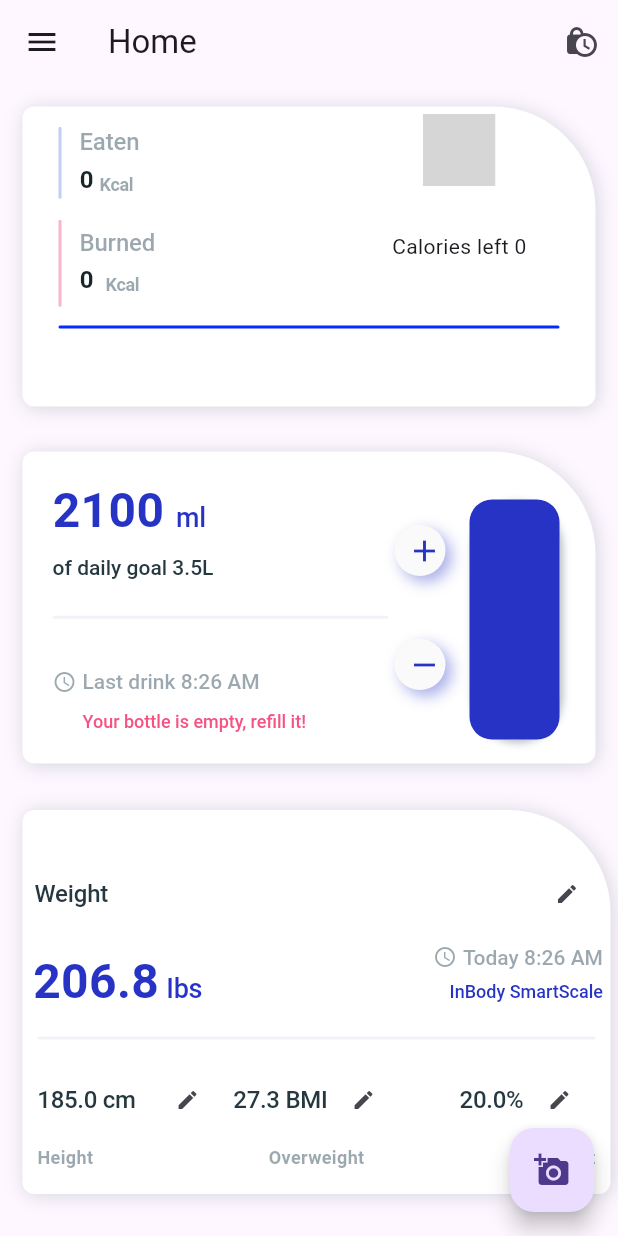
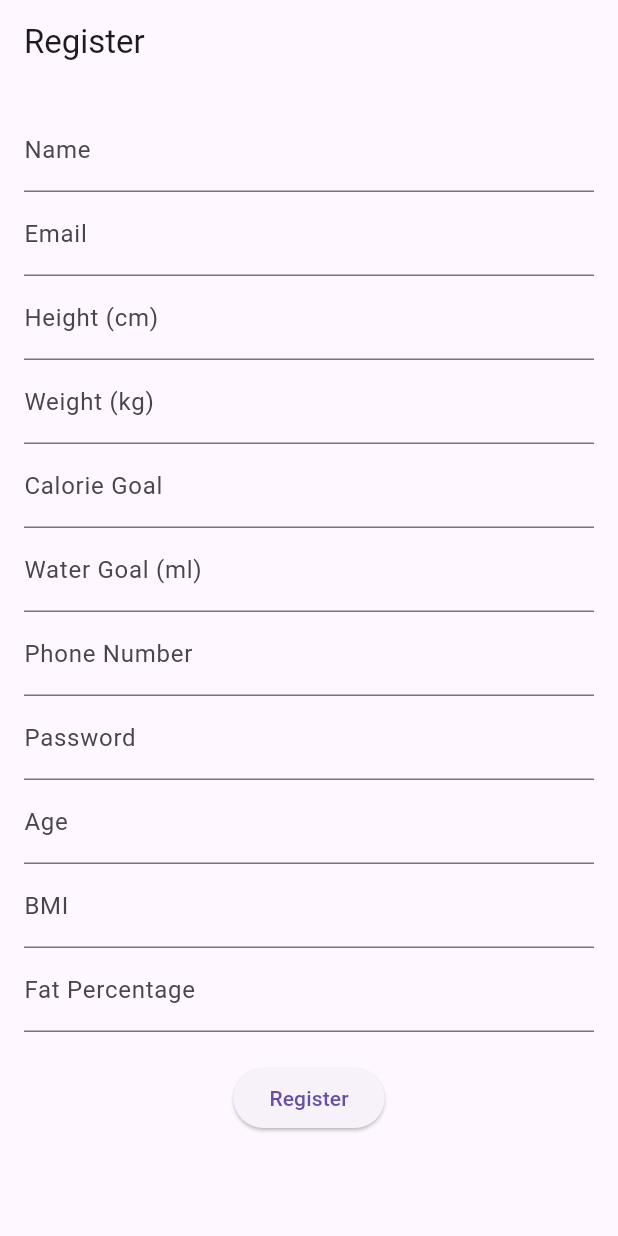
Before and after one commit to VishalVinayRam/Fitness-monitoring-system, a Flutter app: the screen it shows after launch, on a phone screen of 412 x 824 dp. Run offline on Flutter 3.47's test engine with Material 3 defaults, Android fonts, the phone set to English and light mode, and no system bars; our stand-ins replace cloud_firestore, firebase_auth, flutter_local_notifications, image_picker, pedometer, shared_preferences and 2 more; missing offline and left inert: gauge_indicator; accounts and stored records are empty; grey boxes are pictures that could not be loaded.

Commit message:
post_testing

```diff
--- a/lib/login_screen.dart
+++ b/lib/login_screen.dart
@@ -1,237 +1,207 @@
 import 'package:flutter/material.dart';
-import 'package:flutter/widgets.dart';
-import 'package:management/Reminder.dart';
-import 'package:management/capture_screen.dart';
+import 'package:firebase_auth/firebase_auth.dart';
+import 'package:cloud_firestore/cloud_firestore.dart';
 import 'package:management/homescreen.dart';
 import 'package:management/models/Userdate.dart';
-import 'package:management/profle.dart';
-import 'package:management/widgets/Body_measurement.dart';
-import 'package:management/widgets/Hero_section.dart';
-import 'package:management/widgets/Water.dart';
 import 'package:shared_preferences/shared_preferences.dart';
-import 'dart:convert';
-import 'models/photo.dart';
+import 'package:uuid/uuid.dart';
 
-class MainScreen extends StatefulWidget {
+class RegisterScreen extends StatefulWidget {
   @override
-  _MainScreenState createState() => _MainScreenState();
+  _RegisterScreenState createState() => _RegisterScreenState();
 }
 
-class _MainScreenState extends State<MainScreen> with SingleTickerProviderStateMixin {
-  List<Photo> _photos = [];
-  DateTime _selectedDate = DateTime.now();
-  int _totalCaloriesConsumed = 0;
-  int _totalCaloriesReduced = 0;
-  late TabController _tabController;
-GlobalData global = GlobalData();
+class _RegisterScreenState extends State<RegisterScreen> {
+  final GlobalData globalData = GlobalData();
+  final _formKey = GlobalKey<FormState>();
+  final TextEditingController _nameController = TextEditingController();
+  final TextEditingController _emailController = TextEditingController();
+  final TextEditingController _heightController = TextEditingController();
+  final TextEditingController _weightController = TextEditingController();
+  final TextEditingController _calorieGoalController = TextEditingController();
+  final TextEditingController _waterGoalController = TextEditingController();
+  final TextEditingController _numberController = TextEditingController();
+  final TextEditingController _passwordController = TextEditingController();
+  final TextEditingController _ageController = TextEditingController();
+  final TextEditingController _bmiController = TextEditingController();
+  final TextEditingController _fatController = TextEditingController();
 
-  @override
-  void initState() {
-    super.initState();
-      _tabController = TabController(length: 3, vsync: this);
+  Future<void> _register() async {
+    if (_formKey.currentState!.validate()) {
+      try {
+        // Register with Firebase Authentication
+        UserCredential userCredential = await FirebaseAuth.instance.createUserWithEmailAndPassword(
+          email: _emailController.text,
+          password: _passwordController.text,
+        );
 
-    _loadPhotos();
+        // Generate a unique user ID
+        var uuid = Uuid();
+        String userId = uuid.v4();
+
+        // Check if the userId already exists
+        bool userExists = await _checkUserExists(userId);
+        while (userExists) {
+          userId = uuid.v4();
+          userExists = await _checkUserExists(userId);
         }
 
-  Future<void> _loadPhotos() async {
-    final prefs = await SharedPreferences.getInstance();
-    final photosString = prefs.getString('photos');
-    if (photosString != null) {
-      final List<Photo> photos = photosFromJson(photosString);
-      setState(() {
-        _photos = photos;
+        // Save data to GlobalData and SharedPreferences
+        globalData.name = _nameController.text;
+        globalData.height = double.parse(_heightController.text);
+        globalData.weight = double.parse(_weightController.text);
+        globalData.calorieGoal = int.parse(_calorieGoalController.text);
+        globalData.waterGoal = int.parse(_waterGoalController.text);
+        globalData.number = int.parse(_numberController.text);
+        globalData.email = _emailController.text;
+        globalData.password = _passwordController.text;
+        globalData.age = int.parse(_ageController.text);
+        globalData.bmi = double.parse(_bmiController.text);
+        globalData.fat = double.parse(_fatController.text);
+
+        await globalData.init(); // Refresh data from shared preferences
+
+        // Save the user details to Firestore
+        await FirebaseFirestore.instance.collection('users').doc(userId).set({
+          'name': globalData.name,
+          'height': globalData.height,
+          'weight': globalData.weight,
+          'calorieGoal': globalData.calorieGoal,
+          'waterGoal': globalData.waterGoal,
+          'number': globalData.number,
+          'email': globalData.email,
+          'password': globalData.password,
+          'age': globalData.age,
+          'bmi': globalData.bmi,
+          'fat': globalData.fat,
         });
-      _updateCalorieCount();
+
+        // Navigate to the next screen or show a success message
+        Navigator.pushReplacement(
+          context,
+          MaterialPageRoute(builder: (context) => HomeScreen()),
+        );
+      } on FirebaseAuthException catch (e) {
+        if (e.code == 'weak-password') {
+          _showError('The password provided is too weak.');
+        } else if (e.code == 'email-already-in-use') {
+          _showError('The account already exists for that email.');
+        }
+      } catch (e) {
+        _showError('An error occurred. Please try again.');
+      }
     }
   }
 
-  void _updateCalorieCount() {
-    int consumed = 0;
-    int reduced = 0;
-    for (var photo in _photos) {
-      if (photo.date.toString()==_selectedDate) {
-        if (photo.category == 'Food') {
-          consumed += photo.calories??0;
-        } else if (photo.category == 'Exercise') {
-          reduced += photo.calories??0;
-        }
-      }
-    }
-    setState(() {
-      _totalCaloriesConsumed = consumed;
-      _totalCaloriesReduced = reduced;
-    });
+  Future<bool> _checkUserExists(String userId) async {
+    DocumentSnapshot doc = await FirebaseFirestore.instance.collection('users').doc(userId).get();
+    return doc.exists;
   }
 
-  List<Photo> getPhotosForDate(DateTime date) {
-    return _photos.where((photo) => photo.date.toString()==_selectedDate).toList();
-  }
-
-  Future<void> _selectDate(BuildContext context) async {
-    final DateTime? picked = await showDatePicker(
+  void _showError(String message) {
+    showDialog(
       context: context,
-      initialDate: _selectedDate,
-      firstDate: DateTime(2015, 8),
-      lastDate: DateTime.now(),
+      builder: (context) => AlertDialog(
+        title: Text('Error'),
+        content: Text(message),
+        actions: [
+          TextButton(
+            onPressed: () => Navigator.of(context).pop(),
+            child: Text('OK'),
+          ),
+        ],
+      ),
     );
-    if (picked != null && picked != _selectedDate) {
-      setState(() {
-        _selectedDate = picked;
-      });
-      _updateCalorieCount();
-    }
   }
 
   @override
   Widget build(BuildContext context) {
-    List<Photo> filteredPhotos = getPhotosForDate(_selectedDate);
-
     return Scaffold(
       appBar: AppBar(
-        actions: [
-          IconButton(onPressed:(){ Navigator.push(context,MaterialPageRoute(builder: (context)=>ReminderScreen()));}, icon: Icon(Icons.lock_clock))
-        ],
-        title: Text('Home'),
+        title: Text('Register'),
       ),
-      drawer: Drawer(
-        child: ListView(
-          padding: EdgeInsets.zero,
+      body: Padding(
+        padding: EdgeInsets.all(16.0),
+        child: Form(
+          key: _formKey,
+          child: SingleChildScrollView(
+            child: Column(
               children: <Widget>[
-            DrawerHeader(child:
-            Text(
-              global.name
-            )),
-            SizedBox(
-              height: MediaQuery.of(context).size.height*.12,
-              child: Container(
+                TextFormField(
+                  controller: _nameController,
+                  decoration: InputDecoration(labelText: 'Name'),
+                  validator: (value) => value!.isEmpty ? 'Please enter your name' : null,
                 ),
+                TextFormField(
+                  controller: _emailController,
+                  decoration: InputDecoration(labelText: 'Email'),
+                  keyboardType: TextInputType.emailAddress,
+                  validator: (value) => value!.isEmpty ? 'Please enter your email' : null,
                 ),
-             ListTile(
-              leading: Icon(Icons.home),
-              title: Text('Home'),
-              onTap: () {
-                Navigator.pop(context);
-                Navigator.push(
-                  context,
-                  MaterialPageRoute(builder: (context) => HomeScreen()),
-                );
-              },
+                TextFormField(
+                  controller: _heightController,
+                  decoration: InputDecoration(labelText: 'Height (cm)'),
+                  keyboardType: TextInputType.number,
+                  validator: (value) => value!.isEmpty ? 'Please enter your height' : null,
                 ),
-            ListTile(
-              leading: Icon(Icons.lock_clock),
-              title: Text('Reminder'),
-              onTap: () {
-                Navigator.pop(context);
-                Navigator.push(
-                  context,
-                  MaterialPageRoute(builder: (context) => ReminderScreen()),
-                );
-              },
+                TextFormField(
+                  controller: _weightController,
+                  decoration: InputDecoration(labelText: 'Weight (kg)'),
+                  keyboardType: TextInputType.number,
+                  validator: (value) => value!.isEmpty ? 'Please enter your weight' : null,
                 ),
-            ListTile(
-              leading: Icon(Icons.camera),
-              title: Text('Capture'),
-              onTap: () {
-                Navigator.pop(context);
-                Navigator.push(
-                  context,
-                  MaterialPageRoute(builder: (context) => CaptureScreen()),
-                );
-              },
+                TextFormField(
+                  controller: _calorieGoalController,
+                  decoration: InputDecoration(labelText: 'Calorie Goal'),
+                  keyboardType: TextInputType.number,
+                  validator: (value) => value!.isEmpty ? 'Please enter your calorie goal' : null,
                 ),
-            ListTile(
-              leading: Icon(Icons.supervised_user_circle),
-              title: Text('Profile'),
-              onTap: () {
-                Navigator.pop(context);
-                Navigator.push(
-                  context,
-                  MaterialPageRoute(builder: (context) => ProfileScreen()),
-                );
-              },
+                TextFormField(
+                  controller: _waterGoalController,
+                  decoration: InputDecoration(labelText: 'Water Goal (ml)'),
+                  keyboardType: TextInputType.number,
+                  validator: (value) => value!.isEmpty ? 'Please enter your water goal' : null,
+                ),
+                TextFormField(
+                  controller: _numberController,
+                  decoration: InputDecoration(labelText: 'Phone Number'),
+                  keyboardType: TextInputType.number,
+                  validator: (value) => value!.isEmpty ? 'Please enter your phone number' : null,
+                ),
+                TextFormField(
+                  controller: _passwordController,
+                  decoration: InputDecoration(labelText: 'Password'),
+                  obscureText: true,
+                  validator: (value) => value!.isEmpty ? 'Please enter your password' : null,
+                ),
+                TextFormField(
+                  controller: _ageController,
+                  decoration: InputDecoration(labelText: 'Age'),
+                  keyboardType: TextInputType.number,
+                  validator: (value) => value!.isEmpty ? 'Please enter your age' : null,
+                ),
+                TextFormField(
+                  controller: _bmiController,
+                  decoration: InputDecoration(labelText: 'BMI'),
+                  keyboardType: TextInputType.number,
+                  validator: (value) => value!.isEmpty ? 'Please enter your BMI' : null,
+                ),
+                TextFormField(
+                  controller: _fatController,
+                  decoration: InputDecoration(labelText: 'Fat Percentage'),
+                  keyboardType: TextInputType.number,
+                  validator: (value) => value!.isEmpty ? 'Please enter your fat percentage' : null,
+                ),
+                SizedBox(height: 20),
+                ElevatedButton(
+                  onPressed: _register,
+                  child: Text('Register'),
                 ),
               ],
             ),
           ),
-      body:  SingleChildScrollView(
-          scrollDirection: Axis.vertical,
-          child: Container(
-            child: Column(
-              children: [
-              Container(
-                margin: EdgeInsets.all(15),
-                height: 200,
-                child:MediterranesnDietView(eaten: _totalCaloriesConsumed,burned: _totalCaloriesReduced,),
         ),
-              Container(
-                margin:EdgeInsets.all(15),
-                child: WaterView()),
-              BodyMeasurementView(),
-            ]),
-          ),),
-      floatingActionButton: FloatingActionButton(
-        onPressed: () {
-          Navigator.pushNamed(context, '/capture');
-        },
-        child: Icon(Icons.add_a_photo),
       ),
     );
   }
-Widget _buildCategoryView(String category) {
-    final categoryPhotos = _photos.where((p) => p.category == category).toList();
-    return categoryPhotos.isEmpty
-        ? Center(child: Text('No photos yet'))
-        : GridView.builder(
-            padding: const EdgeInsets.all(8),
-            gridDelegate: SliverGridDelegateWithFixedCrossAxisCount(
-              crossAxisCount: 2,
-              mainAxisSpacing: 8,
-              crossAxisSpacing: 8,
-            ),
-            itemCount: categoryPhotos.length,
-            itemBuilder: (context, index) {
-              return _buildPhotoTile(categoryPhotos[index]);
-            },
-          );
 }
-  Widget _buildPhotoTile(Photo photo) {
-    return Card(
-                  child: Column(
-                    crossAxisAlignment: CrossAxisAlignment.start,
-                    children: [
-                      Expanded(
-                        child: Image.memory(
-                          base64Decode(photo.image),
-                          fit: BoxFit.cover,
-                          width: double.infinity,
-                        ),
-                      ),
-                      // 9538963355
-                      Padding(
-                        padding: const EdgeInsets.all(8.0),
-                        child: Column(
-                          crossAxisAlignment: CrossAxisAlignment.start,
-                          children: [
-                            Text(photo.note, style: TextStyle(fontWeight: FontWeight.bold)),
-                            if (photo.category == 'Food') ...[
-                              Text('Food Name: ${photo.foodName}'),
-                              Text('Time: ${photo.foodTime}'),
-                              Text('Quantity: ${photo.quantity} ${photo.foodType == 'drinks' ? 'ml' : 'gm'}'),
-                              Text('Calories: ${photo.calories}'),
-                            ],
-                            if (photo.category == 'Exercise') ...[
-                              Text('Exercise: ${photo.exerciseName}'),
-                              Text('Reps: ${photo.reps}'),
-                              Text('Weight: ${photo.weight} kg'),
-                              Text('Calories: ${photo.calories}'),
-                            ],
-                          ],
-                        ),
-                      ),
-                    ],
-                  )
-
-
-          );
-  }
-}
--- a/lib/main.dart
+++ b/lib/main.dart
@@ -32,7 +32,7 @@ class PhotoNotesApp extends StatelessWidget {
       ),
       initialRoute: '/',
       routes: {
-        '/': (context) => MainScreen(),//routing to mainScreen in login.dart
+        '/': (context) => RegisterScreen(),//routing to mainScreen in login.dart
         '/home': (context) => HomeScreen(), //routing to homeScreen in homescreen.dart
         '/capture': (context) => CaptureScreen(), //routng to image adddition in capture.dart
         '/reminder':(contect) => ReminderScreen(), //routing to the reminder to where you can find the routing
--- a/lib/models/Userdate.dart
+++ b/lib/models/Userdate.dart
@@ -12,13 +12,13 @@ class GlobalData {
   int _age = 18;
 
   // Singleton pattern for global state management
-  static final GlobalData _singleton = GlobalData._internal();
 
-  factory GlobalData() {
-    return _singleton;
-  }
+  double bmi = 0.0;
 
-  GlobalData._internal();
+  double fat = 0.0;
+
+  var email;
+
 
   // Getters
   String get name => _name;
@@ -30,6 +30,8 @@ class GlobalData {
   int get number => _number;
   String get password => password;
     int get age => _age;
+
+  set email(String email) {}
 
 
   // Setters
--- a/pubspec.yaml
+++ b/pubspec.yaml
@@ -47,6 +47,10 @@ dependencies:
   provider: ^6.1.2
   camera: ^0.11.0+1
   video_player: ^2.9.1
+  firebase_core: ^2.0.0
+  firebase_auth: ^4.0.0
+  cloud_firestore: ^4.0.0
+  uuid: ^3.0.4
 
 dev_dependencies:
   flutter_test:
```
Also changed, not shown: pubspec.lock, 3 other files. Lines whose indentation alone changed are shown as unchanged.
